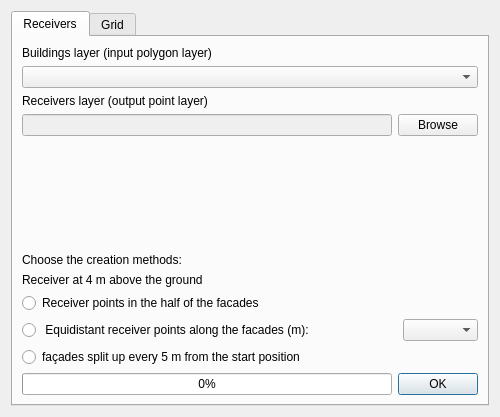
Above: tools/ui_CreateReceiverPoints.ui from pierluigiderosa/openoise before the change. Below: the same form after it.
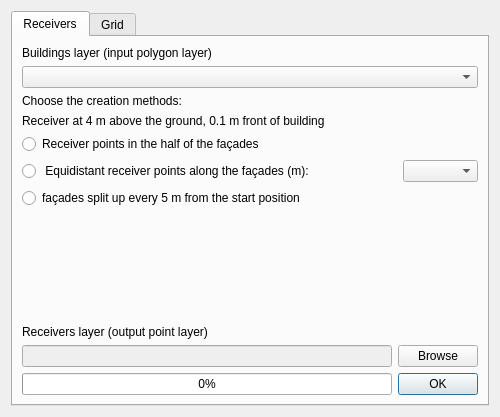
That is the form after the change. Custom widgets are drawn as their Qt base class.

What changed in the file:
```diff
--- a/tools/ui_CreateReceiverPoints.ui
+++ b/tools/ui_CreateReceiverPoints.ui
@@ -89,6 +89,77 @@
          </item>
         </layout>
        </item>
+       <item>
+        <widget class="QLabel" name="label">
+         <property name="text">
+          <string>Choose the creation methods:</string>
+         </property>
+        </widget>
+       </item>
+       <item>
+        <widget class="QLabel" name="label_4">
+         <property name="text">
+          <string>Receiver at 4 m above the ground, 0.1 m front of building</string>
+         </property>
+        </widget>
+       </item>
+       <item>
+        <layout class="QGridLayout" name="gridLayout">
+         <item row="0" column="0">
+          <widget class="QRadioButton" name="middle_pts_radioButton">
+           <property name="text">
+            <string>Receiver points in the half of the façades</string>
+           </property>
+          </widget>
+         </item>
+         <item row="1" column="1">
+          <widget class="QComboBox" name="spaced_pts_comboBox">
+           <property name="minimumSize">
+            <size>
+             <width>75</width>
+             <height>0</height>
+            </size>
+           </property>
+           <property name="maximumSize">
+            <size>
+             <width>75</width>
+             <height>16777215</height>
+            </size>
+           </property>
+          </widget>
+         </item>
+         <item row="1" column="0">
+          <widget class="QRadioButton" name="spaced_pts_radioButton">
+           <property name="text">
+            <string> Equidistant receiver points along the façades (m):</string>
+           </property>
+          </widget>
+         </item>
+         <item row="2" column="0">
+          <widget class="QRadioButton" name="case2b_radioButton">
+           <property name="toolTip">
+            <string> in according to case 2b - Directive 2002/49/EC  Annex II </string>
+           </property>
+           <property name="text">
+            <string>façades split up every 5 m from the start position</string>
+           </property>
+          </widget>
+         </item>
+        </layout>
+       </item>
+       <item>
+        <spacer name="verticalSpacer">
+         <property name="orientation">
+          <enum>Qt::Vertical</enum>
+         </property>
+         <property name="sizeHint" stdset="0">
+          <size>
+           <width>20</width>
+           <height>40</height>
+          </size>
+         </property>
+        </spacer>
+       </item>
        <item>
         <layout class="QVBoxLayout" name="receivers_layer_verticalLayout">
          <property name="sizeConstraint">
@@ -145,77 +216,6 @@
          </item>
         </layout>
        </item>
-       <item>
-        <spacer name="verticalSpacer">
-         <property name="orientation">
-          <enum>Qt::Vertical</enum>
-         </property>
-         <property name="sizeHint" stdset="0">
-          <size>
-           <width>20</width>
-           <height>40</height>
-          </size>
-         </property>
-        </spacer>
-       </item>
-       <item>
-        <widget class="QLabel" name="label">
-         <property name="text">
-          <string>Choose the creation methods:</string>
-         </property>
-        </widget>
-       </item>
-       <item>
-        <widget class="QLabel" name="label_4">
-         <property name="text">
-          <string>Receiver at 4 m above the ground</string>
-         </property>
-        </widget>
-       </item>
-       <item>
-        <layout class="QGridLayout" name="gridLayout">
-         <item row="0" column="0">
-          <widget class="QRadioButton" name="middle_pts_radioButton">
-           <property name="text">
-            <string>Receiver points in the half of the facades</string>
-           </property>
-          </widget>
-         </item>
-         <item row="1" column="1">
-          <widget class="QComboBox" name="spaced_pts_comboBox">
-           <property name="minimumSize">
-            <size>
-             <width>75</width>
-             <height>0</height>
-            </size>
-           </property>
-           <property name="maximumSize">
-            <size>
-             <width>75</width>
-             <height>16777215</height>
-            </size>
-           </property>
-          </widget>
-         </item>
-         <item row="1" column="0">
-          <widget class="QRadioButton" name="spaced_pts_radioButton">
-           <property name="text">
-            <string> Equidistant receiver points along the facades (m):</string>
-           </property>
-          </widget>
-         </item>
-         <item row="2" column="0">
-          <widget class="QRadioButton" name="case2b_radioButton">
-           <property name="toolTip">
-            <string> in according to case 2b - Directive 2002/49/EC  Annex II </string>
-           </property>
-           <property name="text">
-            <string>façades split up every 5 m from the start position</string>
-           </property>
-          </widget>
-         </item>
-        </layout>
-       </item>
        <item>
         <layout class="QHBoxLayout" name="horizontalLayout">
          <item>
```
